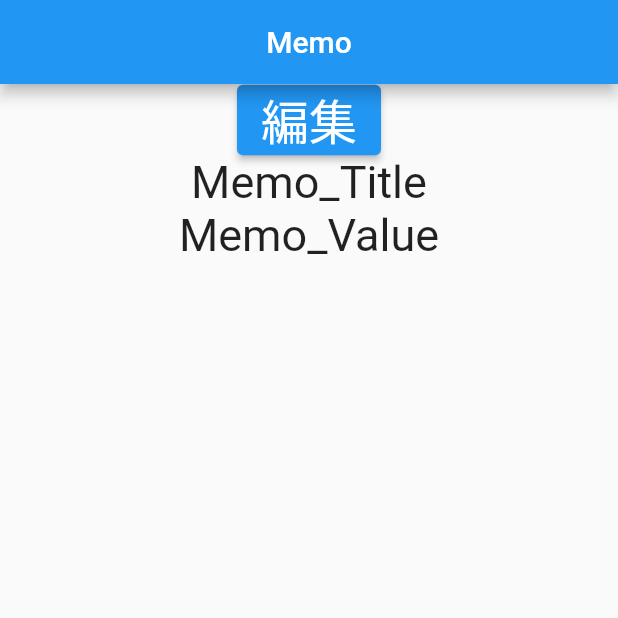
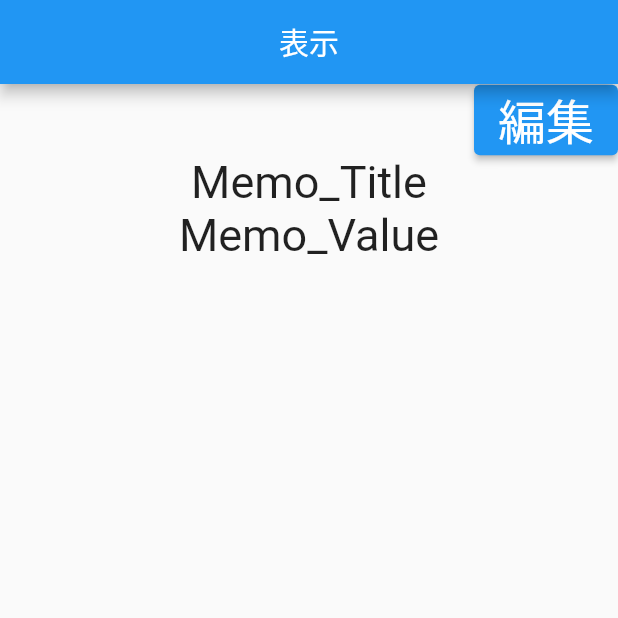
Before and after one commit to Flutter-student/MemoApp_0603, a Flutter app: the screen it shows after launch, after a tap on "This is Test", on a phone screen of 412 x 824 dp, the top half of it. Run offline on Flutter 3.47's test engine with Material 2 defaults, Android fonts, the phone set to English and light mode, and no system bars; our stand-ins replace flutter_riverpod, freezed_annotation, sqflite; accounts and stored records are empty.

Commit message:
top,disp,add,editのウィジェットのを修正

```diff
--- a/lib/view/disp.dart
+++ b/lib/view/disp.dart
@@ -11,12 +11,13 @@ class Disp_Screen extends StatelessWidget {
       home: Scaffold(
         appBar: AppBar(
           centerTitle: true,
-          title: Text('Memo'),
+          title: Text('表示'),
         ),
-        body: Center(
-          child: Column(
+        body:
+        Column(
             children: [
-                ElevatedButton(
+              Align(
+                child: ElevatedButton(
                     onPressed: (){
                       Navigator.pushNamed(context, '/edit');
                     },
@@ -24,6 +25,8 @@ class Disp_Screen extends StatelessWidget {
                       '編集',
                       style: TextStyle(fontSize: 32.0, color: Colors.white),
                     ),
+                  ),
+                alignment: Alignment.centerRight,
               ),
               Text(
                 'Memo_Title',
@@ -36,7 +39,6 @@ class Disp_Screen extends StatelessWidget {
             ],
           ),
         ),
-      ),
     );
   }
 }
--- a/lib/view/top.dart
+++ b/lib/view/top.dart
@@ -11,7 +11,7 @@ class Top_Screen extends StatelessWidget {
       home: Scaffold(
         appBar: AppBar(
           centerTitle: true,
-          title: Text('Good evening!!!'),
+          title: Text('メモアプリ'),
         ),
         body: Center(
           child: Column(
@@ -27,12 +27,14 @@ class Top_Screen extends StatelessWidget {
                   ),
                 ),
               },
-              Text(
-                'Top_Screen',
-                style: TextStyle(fontSize: 30.0),
-              ),
             ],
           ),
+        ),
+        floatingActionButton: FloatingActionButton(
+          onPressed: (){
+            Navigator.pushNamed(context, '/add');
+          },
+          child: Icon (Icons.add),
         ),
       ),
     );
```
Also changed, not shown: lib/view/add.dart (+44 -2 lines), lib/view/edit.dart (+34 -7 lines), pubspec.lock. Lines whose indentation alone changed are shown as unchanged.
